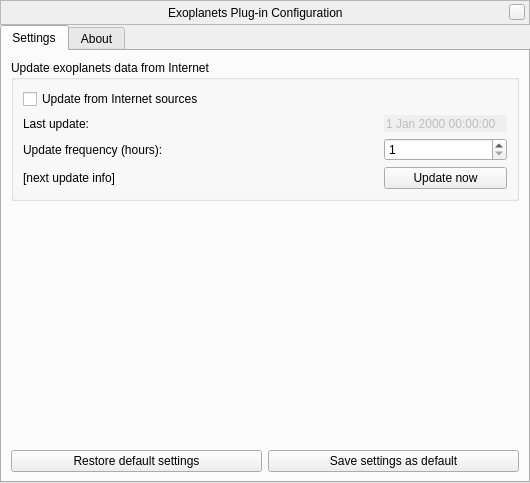
First picture: the form in plugins/Exoplanets/src/gui/exoplanetsDialog.ui, repository 519984307/stellarium_src, before the edit.
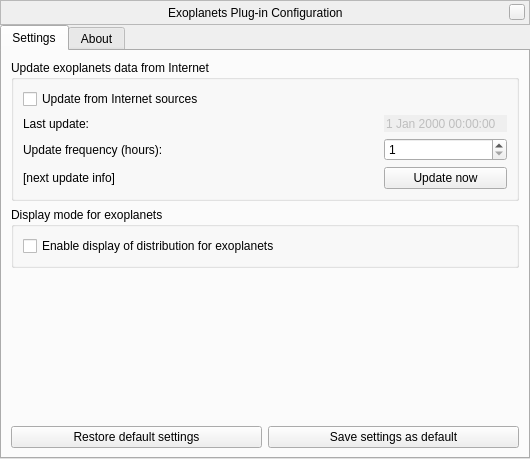
Second picture: the form after the edit. Custom widgets are drawn as their Qt base class.

Commit message: added distribution mode for exoplanets

```diff
--- a/plugins/Exoplanets/src/gui/exoplanetsDialog.ui
+++ b/plugins/Exoplanets/src/gui/exoplanetsDialog.ui
@@ -6,8 +6,8 @@
    <rect>
     <x>0</x>
     <y>0</y>
-    <width>530</width>
-    <height>483</height>
+    <width>528</width>
+    <height>459</height>
    </rect>
   </property>
   <property name="windowTitle">
@@ -226,6 +226,25 @@
          </layout>
         </widget>
        </item>
+       <item>
+        <widget class="QGroupBox" name="displayBox">
+         <property name="title">
+          <string>Display mode for exoplanets</string>
+         </property>
+         <layout class="QVBoxLayout" name="verticalLayout">
+          <item>
+           <widget class="QCheckBox" name="displayModeCheckBox">
+            <property name="toolTip">
+             <string>Plot all systems with exoplanets without labels</string>
+            </property>
+            <property name="text">
+             <string>Enable display of distribution for exoplanets</string>
+            </property>
+           </widget>
+          </item>
+         </layout>
+        </widget>
+       </item>
        <item>
         <spacer name="verticalSpacer_3">
          <property name="orientation">
```
The commit also changes 6 other files.
